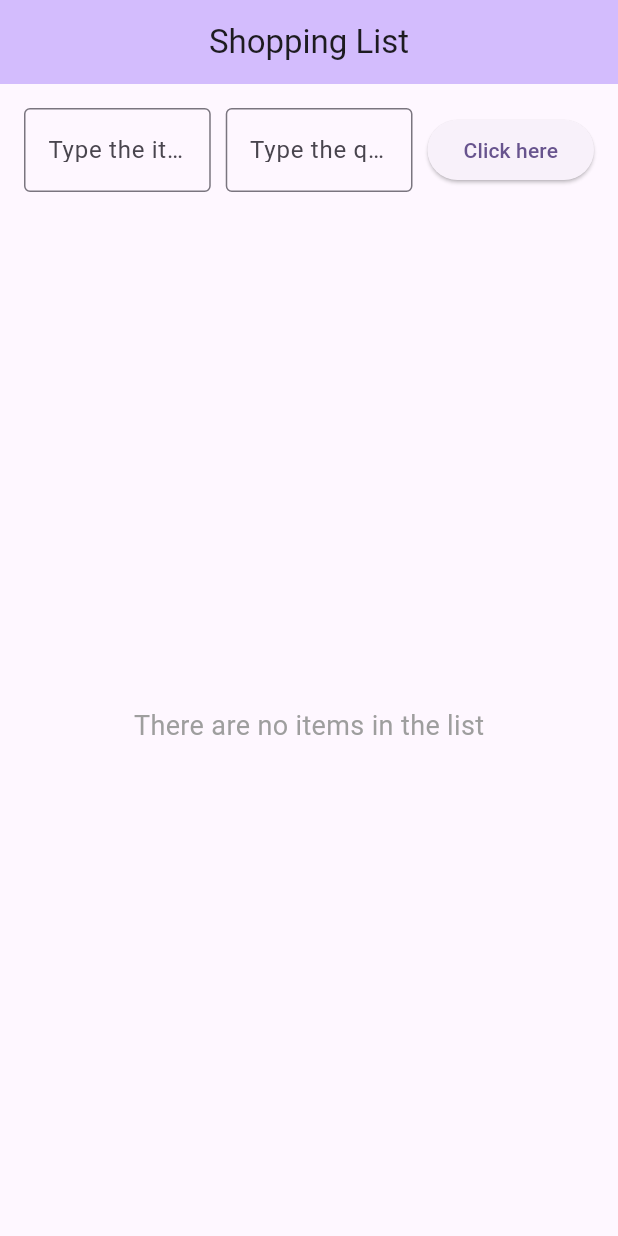
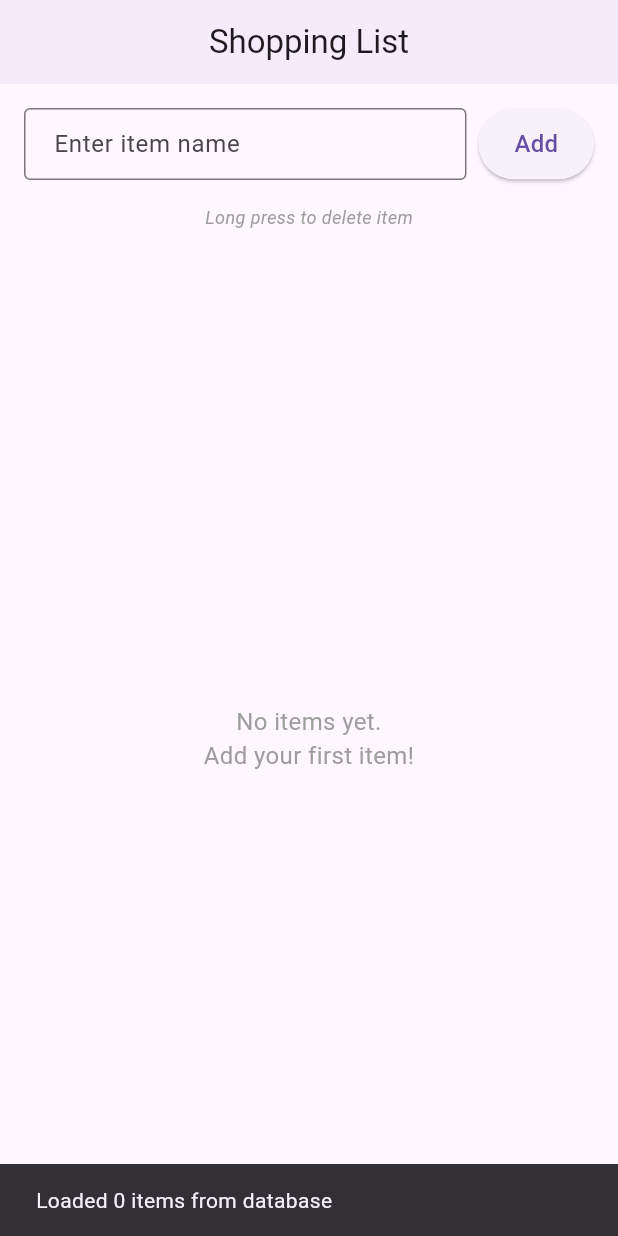
Before and after one commit to lina694/my_CST2335_labs, a Flutter app: the first screen one second after launch, on a phone screen of 412 x 824 dp. Run offline on Flutter 3.47's test engine with Material 3 defaults, Android fonts, the phone set to English and light mode, and no system bars; our stand-ins replace flutter_secure_storage, sqflite, sqflite_common_ffi; accounts and stored records are empty.

Commit message:
Add SQLite database functionality to shopping list
- Added sqflite dependency for database operations
- Created DatabaseHelper singleton class
- Created ShoppingItem model with toMap/fromMap methods
- Updated ShoppingListScreen with database integration
- Items now persist across app restarts
- Long press delete removes items from database
- Added loading indicator and user feedback messages

```diff
--- /dev/null
+++ b/lib/database/database_helper.dart
@@ -0,0 +1,101 @@
+import 'package:sqflite/sqflite.dart';
+import 'package:path/path.dart';
+import '../models/shopping_item.dart';
+
+// Add these imports for desktop support
+import 'dart:io';
+import 'package:sqflite_common_ffi/sqflite_ffi.dart';
+
+/// Database helper class for managing SQLite database operations.
+/// Implements singleton pattern to ensure single database instance.
+class DatabaseHelper {
+  // Singleton instance
+  static final DatabaseHelper _instance = DatabaseHelper._internal();
+  static Database? _database;
+
+  // Factory constructor returns singleton instance
+  factory DatabaseHelper() {
+    return _instance;
+  }
+
+  // Private constructor
+  DatabaseHelper._internal();
+
+  /// Get database instance, creates if doesn't exist
+  Future<Database> get database async {
+    if (_database != null) return _database!;
+
+    // Initialize ffi for desktop platforms
+    if (Platform.isWindows || Platform.isLinux || Platform.isMacOS) {
+      sqfliteFfiInit();
+      databaseFactory = databaseFactoryFfi;
+    }
+
+    _database = await _initDatabase();
+    return _database!;
+  }
+
+  /// Initialize database
+  Future<Database> _initDatabase() async {
+    // Get database path
+    String path = join(await getDatabasesPath(), 'shopping_list.db');
+
+    // Open database
+    return await openDatabase(
+      path,
+      version: 1,
+      onCreate: _onCreate,
+    );
+  }
+
+  /// Create database table
+  Future<void> _onCreate(Database db, int version) async {
+    await db.execute('''
+      CREATE TABLE shopping_items(
+        id INTEGER PRIMARY KEY AUTOINCREMENT,
+        name TEXT NOT NULL
+      )
+    ''');
+  }
+
+  /// Insert a shopping item into database
+  /// Returns the id of the inserted item
+  Future<int> insertItem(ShoppingItem item) async {
+    Database db = await database;
+    return await db.insert('shopping_items', item.toMap());
+  }
+
+  /// Get all shopping items from database
+  /// Returns list of ShoppingItem objects
+  Future<List<ShoppingItem>> getAllItems() async {
+    Database db = await database;
+    List<Map<String, dynamic>> maps = await db.query('shopping_items');
+
+    return List.generate(maps.length, (i) {
+      return ShoppingItem.fromMap(maps[i]);
+    });
+  }
+
+  /// Delete a shopping item from database
+  /// Returns number of rows affected
+  Future<int> deleteItem(int id) async {
+    Database db = await database;
+    return await db.delete(
+      'shopping_items',
+      where: 'id = ?',
+      whereArgs: [id],
+    );
+  }
+
+  /// Delete all items from database
+  Future<int> deleteAllItems() async {
+    Database db = await database;
+    return await db.delete('shopping_items');
+  }
+
+  /// Close database connection
+  Future<void> close() async {
+    Database db = await database;
+    db.close();
+  }
+}
--- a/lib/main.dart
+++ b/lib/main.dart
@@ -1,225 +1,23 @@
 import 'package:flutter/material.dart';
+import 'screens/shopping_list_screen.dart';
 
 void main() {
   runApp(const MyApp());
 }
 
 class MyApp extends StatelessWidget {
-  const MyApp({super.key});
+  const MyApp({Key? key}) : super(key: key);
 
   @override
   Widget build(BuildContext context) {
     return MaterialApp(
       title: 'Shopping List',
-      debugShowCheckedModeBanner: true,
       theme: ThemeData(
-        colorScheme: ColorScheme.fromSeed(seedColor: Colors.deepPurple),
+        primarySwatch: Colors.blue,
         useMaterial3: true,
       ),
-      home: const ShoppingListPage(),
+      home: const ShoppingListScreen(),
+      debugShowCheckedModeBanner: false,
     );
   }
 }
-
-class ShoppingListPage extends StatefulWidget {
-  const ShoppingListPage({super.key});
-
-  @override
-  State<ShoppingListPage> createState() => _ShoppingListPageState();
-}
-
-class _ShoppingListPageState extends State<ShoppingListPage> {
-  // Controllers for TextFields
-  final TextEditingController _itemController = TextEditingController();
-  final TextEditingController _quantityController = TextEditingController();
-
-  // List to store shopping items
-  List<Map<String, dynamic>> shoppingItems = [];
-
-  @override
-  void dispose() {
-    _itemController.dispose();
-    _quantityController.dispose();
-    super.dispose();
-  }
-
-  // Function to add item to the list
-  void _addItem() {
-    String itemName = _itemController.text.trim();
-    String quantityText = _quantityController.text.trim();
-
-    // Validate input
-    if (itemName.isEmpty || quantityText.isEmpty) {
-      ScaffoldMessenger.of(context).showSnackBar(
-        const SnackBar(
-          content: Text('Please enter both item name and quantity'),
-          backgroundColor: Colors.red,
-        ),
-      );
-      return;
-    }
-
-    // Try to parse quantity as integer
-    int? quantity = int.tryParse(quantityText);
-    if (quantity == null || quantity <= 0) {
-      ScaffoldMessenger.of(context).showSnackBar(
-        const SnackBar(
-          content: Text('Please enter a valid positive number for quantity'),
-          backgroundColor: Colors.red,
-        ),
-      );
-      return;
-    }
-
-    setState(() {
-      // Add item to list
-      shoppingItems.add({
-        'name': itemName,
-        'quantity': quantity,
-      });
-
-      // Clear the TextFields
-      _itemController.clear();
-      _quantityController.clear();
-    });
-  }
-
-  // Function to show delete confirmation dialog
-  void _showDeleteDialog(int index) {
-    showDialog(
-      context: context,
-      builder: (BuildContext context) {
-        return AlertDialog(
-          title: const Text('Delete Item'),
-          content: Text('Do you want to delete "${shoppingItems[index]['name']}"?'),
-          actions: [
-            TextButton(
-              onPressed: () {
-                Navigator.of(context).pop();
-              },
-              child: const Text('No'),
-            ),
-            TextButton(
-              onPressed: () {
-                setState(() {
-                  shoppingItems.removeAt(index);
-                });
-                Navigator.of(context).pop();
-              },
-              child: const Text('Yes'),
-            ),
-          ],
-        );
-      },
-    );
-  }
-
-  // ListPage function to build the shopping list UI
-  Widget listPage() {
-    return Column(
-      children: [
-        // Input section with TextFields and Add button
-        Padding(
-          padding: const EdgeInsets.all(16.0),
-          child: Row(
-            children: [
-              // Item name TextField
-              Flexible(
-                flex: 2,
-                child: TextField(
-                  controller: _itemController,
-                  decoration: const InputDecoration(
-                    labelText: 'Type the item here',
-                    border: OutlineInputBorder(),
-                  ),
-                ),
-              ),
-              const SizedBox(width: 10),
-              // Quantity TextField
-              Flexible(
-                flex: 2,
-                child: TextField(
-                  controller: _quantityController,
-                  decoration: const InputDecoration(
-                    labelText: 'Type the quantity here',
-                    border: OutlineInputBorder(),
-                  ),
-                  keyboardType: TextInputType.number,
-                ),
-              ),
-              const SizedBox(width: 10),
-              // Add button
-              ElevatedButton(
-                onPressed: _addItem,
-                child: const Text('Click here'),
-              ),
-            ],
-          ),
-        ),
-
-        // ListView section
-        Expanded(
-          child: shoppingItems.isEmpty
-              ? const Center(
-            child: Text(
-              'There are no items in the list',
-              style: TextStyle(fontSize: 18, color: Colors.grey),
-            ),
-          )
-              : ListView.builder(
-            itemCount: shoppingItems.length,
-            itemBuilder: (context, rowNum) {
-              return GestureDetector(
-                onLongPress: () {
-                  _showDeleteDialog(rowNum);
-                },
-                child: Card(
-                  margin: const EdgeInsets.symmetric(
-                    horizontal: 16.0,
-                    vertical: 4.0,
-                  ),
-                  child: Padding(
-                    padding: const EdgeInsets.all(16.0),
-                    child: Row(
-                      mainAxisAlignment: MainAxisAlignment.spaceBetween,
-                      children: [
-                        // Left side: Row number and item name
-                        Expanded(
-                          child: Text(
-                            '${rowNum + 1}: ${shoppingItems[rowNum]['name']}',
-                            style: const TextStyle(fontSize: 16),
-                          ),
-                        ),
-                        // Right side: Quantity
-                        Text(
-                          'quantity: ${shoppingItems[rowNum]['quantity']}',
-                          style: const TextStyle(
-                            fontSize: 16,
-                            fontWeight: FontWeight.bold,
-                          ),
-                        ),
-                      ],
-                    ),
-                  ),
-                ),
-              );
-            },
-          ),
-        ),
-      ],
-    );
-  }
-
-  @override
-  Widget build(BuildContext context) {
-    return Scaffold(
-      appBar: AppBar(
-        title: const Text('Shopping List'),
-        centerTitle: true,
-        backgroundColor: Theme.of(context).colorScheme.inversePrimary,
-
-      ),
-      body: listPage(),
-    );
-  }
-}
--- /dev/null
+++ b/lib/models/shopping_item.dart
@@ -0,0 +1,41 @@
+/// Model class representing a shopping item.
+/// Contains methods to convert to/from database map.
+class ShoppingItem {
+  int? id;
+  String name;
+
+  /// Constructor
+  ShoppingItem({this.id, required this.name});
+
+  /// Convert ShoppingItem to Map for database storage
+  Map<String, dynamic> toMap() {
+    return {
+      'id': id,
+      'name': name,
+    };
+  }
+
+  /// Create ShoppingItem from database Map
+  factory ShoppingItem.fromMap(Map<String, dynamic> map) {
+    return ShoppingItem(
+      id: map['id'],
+      name: map['name'],
+    );
+  }
+
+  /// String representation for display
+  @override
+  String toString() {
+    return name;
+  }
+
+  /// Equality comparison
+  @override
+  bool operator ==(Object other) {
+    if (identical(this, other)) return true;
+    return other is ShoppingItem && other.id == id;
+  }
+
+  @override
+  int get hashCode => id.hashCode;
+}
--- /dev/null
+++ b/lib/screens/shopping_list_screen.dart
@@ -0,0 +1,297 @@
+import 'package:flutter/material.dart';
+import '../models/shopping_item.dart';
+import '../database/database_helper.dart';
+
+/// Main screen for shopping list application.
+/// Displays list of items and allows adding/deleting items.
+class ShoppingListScreen extends StatefulWidget {
+  const ShoppingListScreen({Key? key}) : super(key: key);
+
+  @override
+  State<ShoppingListScreen> createState() => _ShoppingListScreenState();
+}
+
+class _ShoppingListScreenState extends State<ShoppingListScreen> {
+  final TextEditingController _textController = TextEditingController();
+  final DatabaseHelper _dbHelper = DatabaseHelper();
+  List<ShoppingItem> _shoppingList = [];
+  bool _isLoading = true;
+
+  @override
+  void initState() {
+    super.initState();
+    _loadItemsFromDatabase();
+  }
+
+  /// Load all items from database when app starts
+  /// Requirement: Items should load when application restarts (1 mark)
+  Future<void> _loadItemsFromDatabase() async {
+    setState(() {
+      _isLoading = true;
+    });
+
+    try {
+      List<ShoppingItem> items = await _dbHelper.getAllItems();
+      setState(() {
+        _shoppingList = items;
+        _isLoading = false;
+      });
+
+      // Show toast message
+      if (mounted) {
+        ScaffoldMessenger.of(context).showSnackBar(
+          SnackBar(
+            content: Text('Loaded ${items.length} items from database'),
+            duration: const Duration(seconds: 2),
+          ),
+        );
+      }
+    } catch (e) {
+      setState(() {
+        _isLoading = false;
+      });
+
+      if (mounted) {
+        ScaffoldMessenger.of(context).showSnackBar(
+          SnackBar(
+            content: Text('Error loading items: $e'),
+            backgroundColor: Colors.red,
+          ),
+        );
+      }
+    }
+  }
+
+  /// Add new item to list and database
+  /// Requirement: Add button saves to database (1 mark)
+  Future<void> _addItem() async {
+    String itemName = _textController.text.trim();
+
+    // Validate input
+    if (itemName.isEmpty) {
+      ScaffoldMessenger.of(context).showSnackBar(
+        const SnackBar(
+          content: Text('Please enter an item name'),
+          backgroundColor: Colors.orange,
+        ),
+      );
+      return;
+    }
+
+    // Create new shopping item
+    ShoppingItem newItem = ShoppingItem(name: itemName);
+
+    try {
+      // Insert into database and get generated id
+      int id = await _dbHelper.insertItem(newItem);
+      newItem.id = id;
+
+      // Update UI
+      setState(() {
+        _shoppingList.add(newItem);
+      });
+
+      // Clear text field
+      _textController.clear();
+
+      // Show success message
+      if (mounted) {
+        ScaffoldMessenger.of(context).showSnackBar(
+          const SnackBar(
+            content: Text('Item added successfully'),
+            backgroundColor: Colors.green,
+            duration: Duration(seconds: 1),
+          ),
+        );
+      }
+    } catch (e) {
+      // Show error message
+      if (mounted) {
+        ScaffoldMessenger.of(context).showSnackBar(
+          SnackBar(
+            content: Text('Error adding item: $e'),
+            backgroundColor: Colors.red,
+          ),
+        );
+      }
+    }
+  }
+
+  /// Delete item from list and database
+  /// Requirement: Delete from database on long press (1 mark)
+  Future<void> _deleteItem(int index) async {
+    ShoppingItem itemToDelete = _shoppingList[index];
+
+    // Show confirmation dialog
+    bool? confirm = await showDialog<bool>(
+      context: context,
+      builder: (BuildContext context) {
+        return AlertDialog(
+          title: const Text('Delete Item'),
+          content: Text('Are you sure you want to delete "${itemToDelete.name}"?'),
+          actions: [
+            TextButton(
+              onPressed: () => Navigator.of(context).pop(false),
+              child: const Text('Cancel'),
+            ),
+            TextButton(
+              onPressed: () => Navigator.of(context).pop(true),
+              child: const Text(
+                'Delete',
+                style: TextStyle(color: Colors.red),
+              ),
+            ),
+          ],
+        );
+      },
+    );
+
+    // If user confirmed deletion
+    if (confirm == true) {
+      try {
+        // Delete from database
+        await _dbHelper.deleteItem(itemToDelete.id!);
+
+        // Update UI
+        setState(() {
+          _shoppingList.removeAt(index);
+        });
+
+        // Show success message
+        if (mounted) {
+          ScaffoldMessenger.of(context).showSnackBar(
+            const SnackBar(
+              content: Text('Item deleted'),
+              backgroundColor: Colors.red,
+              duration: Duration(seconds: 1),
+            ),
+          );
+        }
+      } catch (e) {
+        // Show error message
+        if (mounted) {
+          ScaffoldMessenger.of(context).showSnackBar(
+            SnackBar(
+              content: Text('Error deleting item: $e'),
+              backgroundColor: Colors.red,
+            ),
+          );
+        }
+      }
+    }
+  }
+
+  @override
+  void dispose() {
+    _textController.dispose();
+    super.dispose();
+  }
+
+  @override
+  Widget build(BuildContext context) {
+    return Scaffold(
+      appBar: AppBar(
+        title: const Text('Shopping List'),
+        centerTitle: true,
+        elevation: 2,
+      ),
+      body: Column(
+        children: [
+          // Input section
+          Padding(
+            padding: const EdgeInsets.all(16.0),
+            child: Row(
+              children: [
+                Expanded(
+                  child: TextField(
+                    controller: _textController,
+                    decoration: const InputDecoration(
+                      hintText: 'Enter item name',
+                      border: OutlineInputBorder(),
+                      contentPadding: EdgeInsets.symmetric(
+                        horizontal: 16,
+                        vertical: 12,
+                      ),
+                    ),
+                    onSubmitted: (_) => _addItem(),
+                  ),
+                ),
+                const SizedBox(width: 8),
+                ElevatedButton(
+                  onPressed: _addItem,
+                  style: ElevatedButton.styleFrom(
+                    padding: const EdgeInsets.symmetric(
+                      horizontal: 24,
+                      vertical: 12,
+                    ),
+                  ),
+                  child: const Text(
+                    'Add',
+                    style: TextStyle(fontSize: 16),
+                  ),
+                ),
+              ],
+            ),
+          ),
+
+          // Instructions
+          const Padding(
+            padding: EdgeInsets.symmetric(horizontal: 16.0),
+            child: Text(
+              'Long press to delete item',
+              style: TextStyle(
+                fontSize: 12,
+                fontStyle: FontStyle.italic,
+                color: Colors.grey,
+              ),
+            ),
+          ),
+
+          const SizedBox(height: 8),
+
+          // Shopping list
+          Expanded(
+            child: _isLoading
+                ? const Center(child: CircularProgressIndicator())
+                : _shoppingList.isEmpty
+                ? const Center(
+              child: Text(
+                'No items yet.\nAdd your first item!',
+                textAlign: TextAlign.center,
+                style: TextStyle(
+                  fontSize: 16,
+                  color: Colors.grey,
+                ),
+              ),
+            )
+                : ListView.builder(
+              itemCount: _shoppingList.length,
+              itemBuilder: (context, index) {
+                return Card(
+                  margin: const EdgeInsets.symmetric(
+                    horizontal: 16,
+                    vertical: 4,
+                  ),
+                  child: ListTile(
+                    leading: CircleAvatar(
+                      child: Text('${index + 1}'),
+                    ),
+                    title: Text(
+                      _shoppingList[index].name,
+                      style: const TextStyle(fontSize: 16),
+                    ),
+                    trailing: const Icon(
+                      Icons.shopping_cart,
+                      color: Colors.grey,
+                    ),
+                    onLongPress: () => _deleteItem(index),
+                  ),
+                );
+              },
+            ),
+          ),
+        ],
+      ),
+    );
+  }
+}
```
Also changed, not shown: pubspec.yaml (+7 -0 lines), pubspec.lock, 1 other file.
